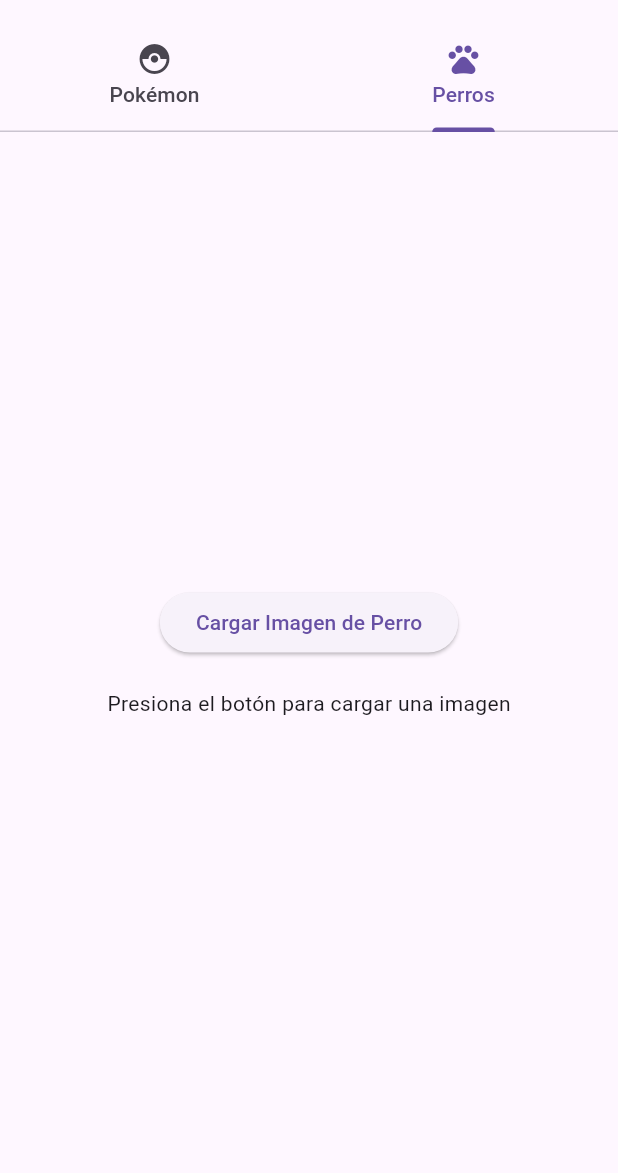
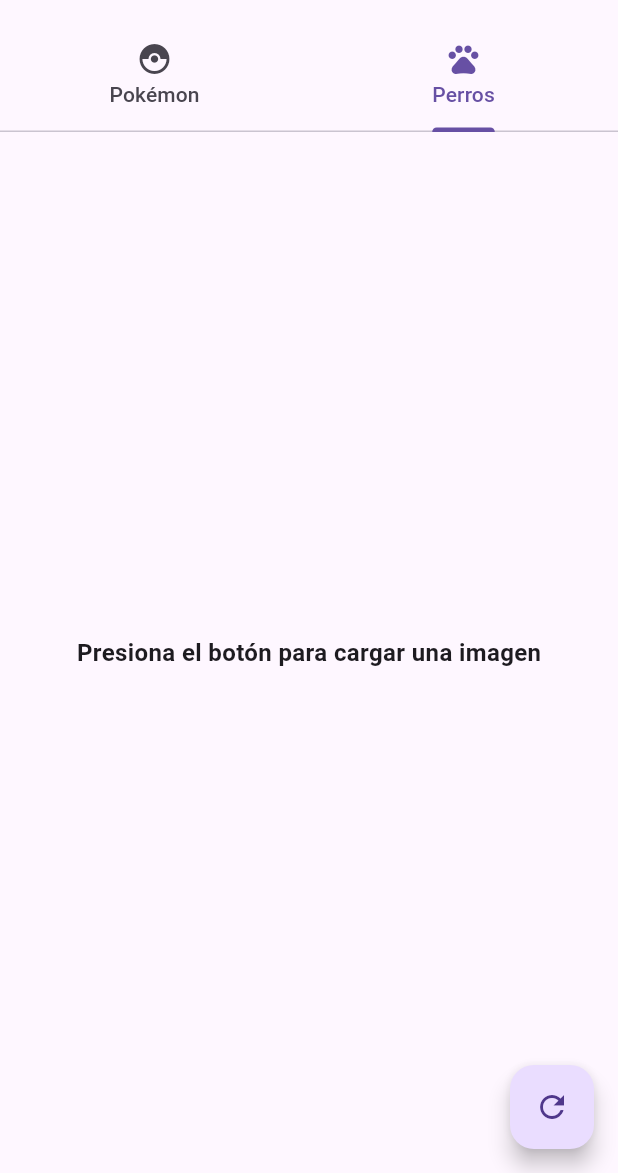
Before and after one commit to MonicaJana/Publicaci-n-AppFlutter, a Flutter app: the screen it shows after launch, tab 2 chosen, on a phone screen of 412 x 824 dp, the part 63-1236 px from its top. Run offline on Flutter 3.47's test engine with Material 3 defaults, Android fonts, the phone set to English and light mode, and no system bars.

Commit message:
mejoras: card imagen - boton flotante

```diff
--- a/lib/main.dart
+++ b/lib/main.dart
@@ -207,28 +207,42 @@ class DogImageScreenState extends State<DogImageScreen> {
 
   @override
 Widget build(BuildContext context) {
-    return Padding(
+  return Scaffold(
+    body: Padding(
       padding: const EdgeInsets.all(16.0),
-      child: Column(
-        mainAxisAlignment: MainAxisAlignment.center,
-        children: [
-          ElevatedButton(
-            onPressed: fetchDogImage,
-            child: Text('Cargar Imagen de Perro'),
-          ),
-          SizedBox(height: 20),
-          isLoading
+      child: Center(
+        child: isLoading
             ? CircularProgressIndicator()
             : dogImageUrl != null
-                  ? Image.network(
+                ? Card(
+                    shape: RoundedRectangleBorder(
+                      borderRadius: BorderRadius.circular(16.0),
+                    ),
+                    elevation: 8,
+                    child: Padding(
+                      padding: const EdgeInsets.all(16.0),
+                      child: ClipRRect(
+                        borderRadius: BorderRadius.circular(16.0),
+                        child: Image.network(
                           dogImageUrl!,
-                      height: 250,
-                      width: double.infinity,
-                      fit: BoxFit.cover,
+                          height: 200,
+                          width: 200,
+                          fit: BoxFit.contain,
+                        ),
+                      ),
+                    ),
                   )
-                  : Text('Presiona el botón para cargar una imagen'),
-        ],
+                : Text(
+                    'Presiona el botón para cargar una imagen',
+                    style: TextStyle(fontSize: 16, fontWeight: FontWeight.bold),
+                  ),
+      ),
+    ),
+    floatingActionButton: FloatingActionButton(
+      onPressed: fetchDogImage,
+      child: Icon(Icons.refresh),
     ),
   );
 }
+
 }
```
Lines whose indentation alone changed are shown as unchanged.
